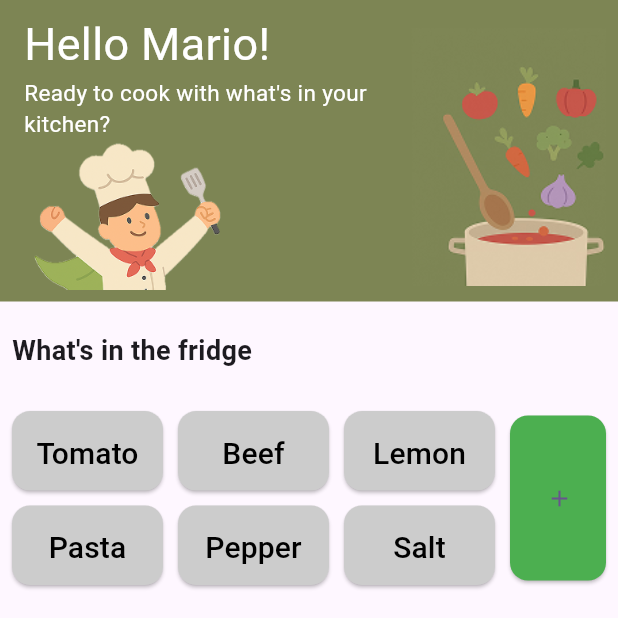
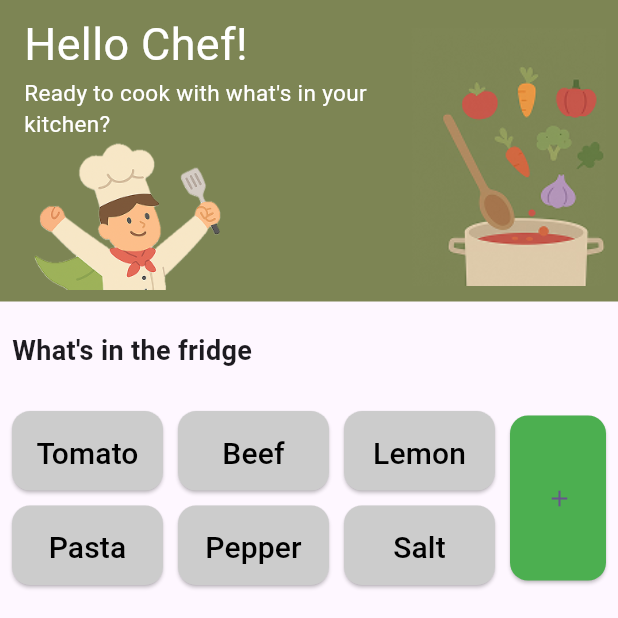
Before and after one commit to 195fra/Let-Me-Cook, a Flutter app: the screen it shows after launch, on a phone screen of 412 x 824 dp, the top half of it. Run offline on Flutter 3.47's test engine with Material 3 defaults, Android fonts, the phone set to English and light mode, and no system bars; our stand-ins replace shared_preferences.

Commit message:
modofica posizione file filter_recipe

```diff
--- a/let_me_cook/lib/home_page.dart
+++ b/let_me_cook/lib/home_page.dart
@@ -2,8 +2,8 @@ import 'package:flutter/material.dart';
 import 'package:let_me_cook/Pages/Recipe_page.dart';
 import 'package:let_me_cook/components/bottom_bar.dart';
 import 'package:let_me_cook/home_viewmodel.dart';
-import 'package:let_me_cook/recepies_filter/MVVM/filtered_recipes.dart';
-import 'package:let_me_cook/recepies_filter/MVVM/food_list_page.dart';
+import 'package:let_me_cook/recepies_filter/filtered_recipes.dart';
+import 'package:let_me_cook/recepies_filter/food_list_page.dart';
 
 class HomePage extends StatefulWidget {
   const HomePage({super.key});
@@ -40,7 +40,7 @@ class _HomePageState extends State<HomePage> with HomeViewmodel {
                               crossAxisAlignment: CrossAxisAlignment.start,
                               children: [
                                 const Text(
-                                  "Hello Mario!",
+                                  "Hello Chef!",
                                   style: TextStyle(
                                     color: Colors.white,
                                     fontSize: 30,
--- a/let_me_cook/lib/home_viewmodel.dart
+++ b/let_me_cook/lib/home_viewmodel.dart
@@ -1,6 +1,6 @@
 import 'dart:math';
 import 'package:flutter/material.dart';
-import 'package:let_me_cook/recepies_filter/MVVM/food_list_viewmodel.dart';
+import 'package:let_me_cook/recepies_filter/food_list_viewmodel.dart';
 import 'package:let_me_cook/recepies_filter/food_item.dart';
 
 mixin HomeViewmodel<T extends StatefulWidget> on State<T> {
--- a/let_me_cook/lib/recepies_filter/MVVM/food_list_page.dart
+++ b/let_me_cook/lib/recepies_filter/food_list_page.dart
@@ -1,6 +1,6 @@
 import 'package:flutter/material.dart';
-import 'package:let_me_cook/recepies_filter/MVVM/filtered_recipes.dart';
-import 'package:let_me_cook/recepies_filter/MVVM/food_list_viewmodel.dart';
+import 'package:let_me_cook/recepies_filter/filtered_recipes.dart';
+import 'package:let_me_cook/recepies_filter/food_list_viewmodel.dart';
 
 class FoodListPage extends StatefulWidget {
   @override
```
Also changed, not shown: let_me_cook/lib/recepies_filter/filtered_recipes.dart (renamed from let_me_cook/lib/recepies_filter/MVVM/filtered_recipes.dart), let_me_cook/lib/recepies_filter/food_list_viewmodel.dart (renamed from let_me_cook/lib/recepies_filter/MVVM/food_list_viewmodel.dart).
